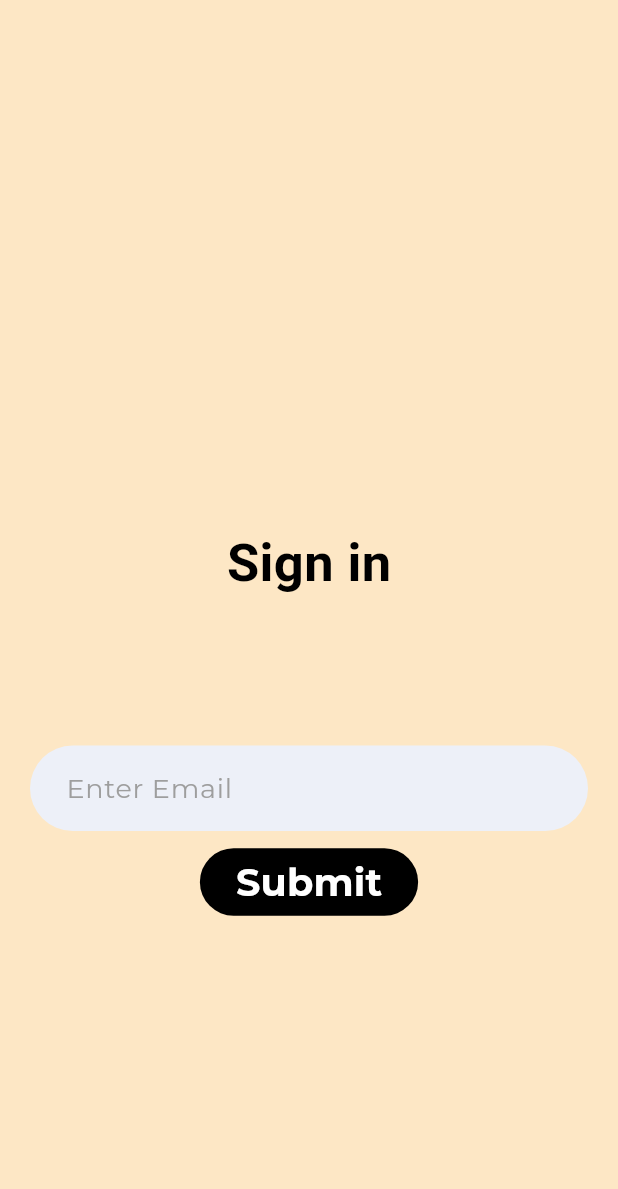
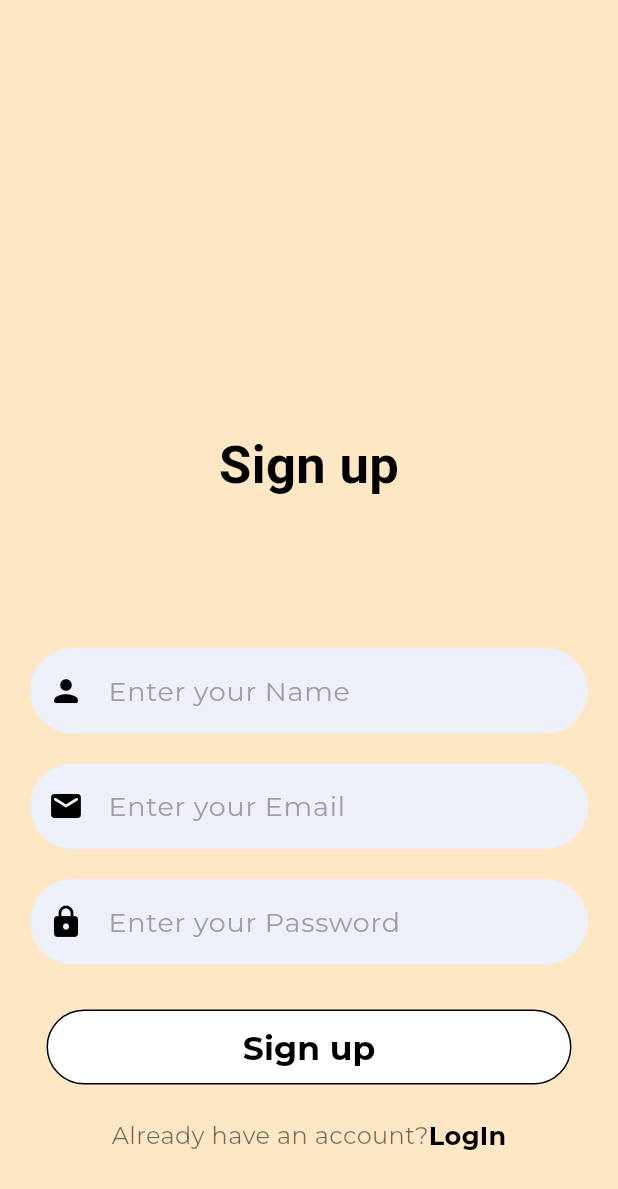
Before and after one commit to AbdulrahmanAbusnena/bentloos, a Flutter app: the screen it shows after launch, after a tap on "Sign in", on a phone screen of 412 x 824 dp. Shown: the top 1189 px of the screen. Run offline on Flutter 3.47's test engine with Material 3 defaults, Android fonts, the phone set to English and light mode, and no system bars; our stand-ins replace firebase_auth, firebase_core, google_fonts; accounts and stored records are empty.

Commit message:
git commit

```diff
--- a/lib/Components/TextField.dart
+++ b/lib/Components/TextField.dart
@@ -1,21 +1,35 @@
 import 'package:flutter/material.dart';
 import 'package:google_fonts/google_fonts.dart';
 
-class Textfields extends StatefulWidget {
-  const Textfields({super.key});
+class Textfields extends StatelessWidget {
+  final TextEditingController textEditingController;
+  final bool isPass;
+  final String hintText;
+  final IconData? icon;
+  final TextInputType textInputType;
 
-  @override
-  State<Textfields> createState() => _TextfieldsState();
-}
+  const Textfields({
+    super.key,
+    required this.textEditingController,
+    required this.hintText,
+    this.isPass = false,
+    required this.icon,
+    required this.textInputType,
+  });
 
-class _TextfieldsState extends State<Textfields> {
   @override
   Widget build(BuildContext context) {
     return Padding(
       padding: const EdgeInsets.symmetric(horizontal: 20, vertical: 10),
       child: TextField(
+        controller: textEditingController,
+        obscureText: isPass,
         decoration: InputDecoration(
-          hintText: 'Enter Email',
+          prefixIcon: Icon(
+            icon,
+            color: Colors.black,
+          ),
+          hintText: hintText,
           hintStyle: GoogleFonts.montserrat(
             color: Colors.grey,
             fontSize: 18,
--- a/lib/Pages/registrationpage.dart
+++ b/lib/Pages/registrationpage.dart
@@ -1,5 +1,6 @@
 // import 'package:bentlos/Pages/homepage.dart';
-import 'package:bentlos/Pages/signInpage.dart';
+import 'package:bentlos/Pages/loginpage.dart';
+import 'package:bentlos/Pages/signuppage.dart';
 import 'package:flutter/material.dart';
 import 'package:google_fonts/google_fonts.dart';
 import 'package:bentlos/Components/buttons.dart';
@@ -59,7 +60,7 @@ class _IntroPageState extends State<IntroPage> {
             onPressed: () {
               Navigator.push(
                 context,
-                MaterialPageRoute(builder: (context) => const SignIn()),
+                MaterialPageRoute(builder: (context) => const SignUp()),
               );
             },
             child: Text("Sign in",
@@ -86,7 +87,7 @@ class _IntroPageState extends State<IntroPage> {
           TextButton(
             onPressed: () {
               Navigator.push(context,
-                  MaterialPageRoute(builder: (context) => const SignIn()));
+                  MaterialPageRoute(builder: (context) => const LoginPage()));
             },
             child: Text('Log in',
                 style: GoogleFonts.montserrat(
--- a/lib/Pages/signInpage.dart
+++ /dev/null
@@ -1,84 +0,0 @@
-import 'package:bentlos/Components/TextField.dart';
-import 'package:bentlos/Components/buttons.dart';
-import 'package:firebase_auth/firebase_auth.dart';
-import 'package:flutter/material.dart';
-import 'package:google_fonts/google_fonts.dart';
-
-class SignIn extends StatefulWidget {
-  const SignIn({super.key});
-
-  @override
-  State<SignIn> createState() => _SignInState();
-}
-
-class _SignInState extends State<SignIn> {
-  late final TextEditingController _email;
-  late final TextEditingController _password;
-  // late final TextEditingController _userName;
-  //  late final TextEditingController _lastname;
-
-  @override
-  void initState() {
-    _email = TextEditingController();
-    _password = TextEditingController();
-    //  _userName = TextEditingController();
-    //  _lastname = TextEditingController();
-    super.initState();
-  }
-
-  @override
-  void dispose() {
-    _email.dispose();
-    _password.dispose();
-    // _userName.dispose();
-    //  _lastname.dispose();
-    super.dispose();
-  }
-
-  @override
-  Widget build(BuildContext context) {
-    //  double height = MediaQuery.of(context).size.height;
-    return Scaffold(
-      backgroundColor: const Color.fromARGB(255, 253, 231, 197),
-      // appBar: AppBar(),
-      body: SingleChildScrollView(
-        child: Column(
-          children: [
-            const SizedBox(
-              height: 350,
-            ),
-            Text('Sign in',
-                style: GoogleFonts.inknutAntiqua(
-                  color: Colors.black,
-                  fontSize: 35,
-                  fontWeight: FontWeight.w700,
-                )),
-            const SizedBox(
-              height: 32,
-            ),
-            const SizedBox(height: 55),
-            const Textfields(),
-            ElevatedButton(
-                style: ButtonTheme2,
-                onPressed: () async {
-                  final email = _email.text;
-                  final password = _password.text;
-                  final userCredential = await FirebaseAuth.instance
-                      .createUserWithEmailAndPassword(
-                          email: email, password: password);
-                  print(userCredential);
-                },
-                child: Text(
-                  'Submit',
-                  style: GoogleFonts.montserrat(
-                    fontSize: 25.5,
-                    fontWeight: FontWeight.bold,
-                    color: Colors.white,
-                  ),
-                )),
-          ],
-        ),
-      ),
-    );
-  }
-}
--- /dev/null
+++ b/lib/Pages/signuppage.dart
@@ -0,0 +1,119 @@
+import 'package:bentlos/Components/TextField.dart';
+import 'package:bentlos/Components/buttons.dart';
+import 'package:bentlos/Pages/loginpage.dart';
+import 'package:firebase_auth/firebase_auth.dart';
+import 'package:flutter/material.dart';
+import 'package:google_fonts/google_fonts.dart';
+
+class SignUp extends StatefulWidget {
+  const SignUp({super.key});
+
+  @override
+  State<SignUp> createState() => _SignUpState();
+}
+
+class _SignUpState extends State<SignUp> {
+  final TextEditingController emailController = TextEditingController();
+  final TextEditingController passwordController = TextEditingController();
+  final TextEditingController nameController = TextEditingController();
+
+  @override
+  Widget build(BuildContext context) {
+    //  double height = MediaQuery.of(context).size.height;
+    return Scaffold(
+      backgroundColor: const Color.fromARGB(255, 253, 231, 197),
+      // appBar: AppBar(),
+      body: SingleChildScrollView(
+        child: Column(
+          children: [
+            const SizedBox(
+              height: 285,
+            ),
+            Text('Sign up',
+                style: GoogleFonts.inknutAntiqua(
+                  color: Colors.black,
+                  fontSize: 35,
+                  fontWeight: FontWeight.w700,
+                )),
+            const SizedBox(
+              height: 32,
+            ),
+            const SizedBox(height: 55),
+            Textfields(
+              textEditingController: nameController,
+              hintText: 'Enter your Name',
+              icon: Icons.person_rounded,
+              isPass: false,
+              textInputType: TextInputType.name,
+            ),
+            Textfields(
+              textEditingController: emailController,
+              hintText: 'Enter your Email',
+              icon: Icons.email_rounded,
+              isPass: false,
+              textInputType: TextInputType.emailAddress,
+            ),
+            Textfields(
+              textEditingController: passwordController,
+              hintText: 'Enter your Password',
+              icon: Icons.lock_rounded,
+              isPass: true,
+              textInputType: TextInputType.none,
+            ),
+            const SizedBox(
+              height: 20,
+            ),
+            ElevatedButton(
+              style: ButtonTheme1,
+              onPressed: () async {
+                // final email = _email.text;
+                //  final password = _password.text;
+                //   final userCredential = await FirebaseAuth.instance
+                //       .createUserWithEmailAndPassword(
+                //     email: email, password: password);
+                //  print(userCredential);
+              },
+              child: Text(
+                'Sign up',
+                style: GoogleFonts.montserrat(
+                  fontSize: 22.0,
+                  fontWeight: FontWeight.bold,
+                  color: Colors.black,
+                ),
+              ),
+            ),
+            const SizedBox(
+              height: 22,
+            ),
+            Row(
+              mainAxisAlignment: MainAxisAlignment.center,
+              children: [
+                Text(
+                  "Already have an account?",
+                  style: GoogleFonts.montserrat(
+                    color: Colors.black54,
+                    fontSize: 16,
+                  ),
+                ),
+                GestureDetector(
+                    onTap: () {
+                      Navigator.push(
+                          context,
+                          MaterialPageRoute(
+                            builder: (context) => const LoginPage(),
+                          ));
+                    },
+                    child: Text('LogIn',
+                        style: GoogleFonts.montserrat(
+                          fontSize: 17,
+                          fontWeight: FontWeight.w700,
+                          color: Colors.black,
+                        ))),
+              ],
+            ),
+          ],
+        ),
+      ),
+    );
+  }
+}
```
Also changed, not shown: lib/Pages/loginpage.dart (added, +112 -0 lines), lib/Services/authentication.dart (added).
